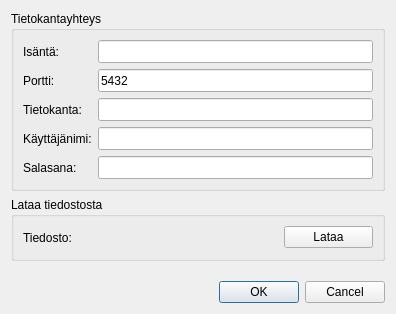
Qt form ui/ykr_tool_db_settings.ui (ernoma/assesclimateimpact) before a commit.
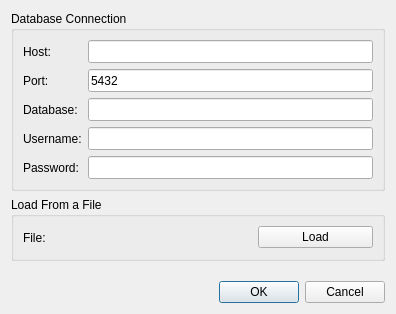
The same form after that commit. Custom widgets are drawn as their Qt base class.

Diff of the .ui file:
```diff
--- a/ui/ykr_tool_db_settings.ui
+++ b/ui/ykr_tool_db_settings.ui
@@ -19,7 +19,7 @@
      <item>
       <widget class="QgsCollapsibleGroupBox" name="mGroupBox">
        <property name="title">
-        <string>Tietokantayhteys</string>
+        <string>Database Connection</string>
        </property>
        <layout class="QVBoxLayout" name="verticalLayout">
         <item>
@@ -27,7 +27,7 @@
           <item row="0" column="0">
            <widget class="QLabel" name="label">
             <property name="text">
-             <string>Isäntä:</string>
+             <string>Host:</string>
             </property>
            </widget>
           </item>
@@ -47,7 +47,7 @@
           <item row="1" column="0">
            <widget class="QLabel" name="label_2">
             <property name="text">
-             <string>Portti:</string>
+             <string>Port:</string>
             </property>
            </widget>
           </item>
@@ -73,7 +73,7 @@
           <item row="2" column="0">
            <widget class="QLabel" name="label_3">
             <property name="text">
-             <string>Tietokanta:</string>
+             <string>Database:</string>
             </property>
            </widget>
           </item>
@@ -93,7 +93,7 @@
           <item row="3" column="0">
            <widget class="QLabel" name="label_4">
             <property name="text">
-             <string>Käyttäjänimi:</string>
+             <string>Username:</string>
             </property>
            </widget>
           </item>
@@ -116,7 +116,7 @@
           <item row="4" column="0">
            <widget class="QLabel" name="label_5">
             <property name="text">
-             <string>Salasana:</string>
+             <string>Password:</string>
             </property>
            </widget>
           </item>
@@ -138,7 +138,7 @@
      <item>
       <widget class="QgsCollapsibleGroupBox" name="mGroupBox_2">
        <property name="title">
-        <string>Lataa tiedostosta</string>
+        <string>Load From a File</string>
        </property>
        <layout class="QVBoxLayout" name="verticalLayout_2">
         <item>
@@ -148,7 +148,7 @@
             <item row="0" column="0">
              <widget class="QLabel" name="label_7">
               <property name="text">
-               <string>Tiedosto:</string>
+               <string>File:</string>
               </property>
              </widget>
             </item>
@@ -170,7 +170,7 @@
           <item>
            <widget class="QPushButton" name="loadFileButton">
             <property name="text">
-             <string>Lataa</string>
+             <string>Load</string>
             </property>
            </widget>
           </item>
```
Left out of the diff: 2 changed lines with no effect on the pictures.
